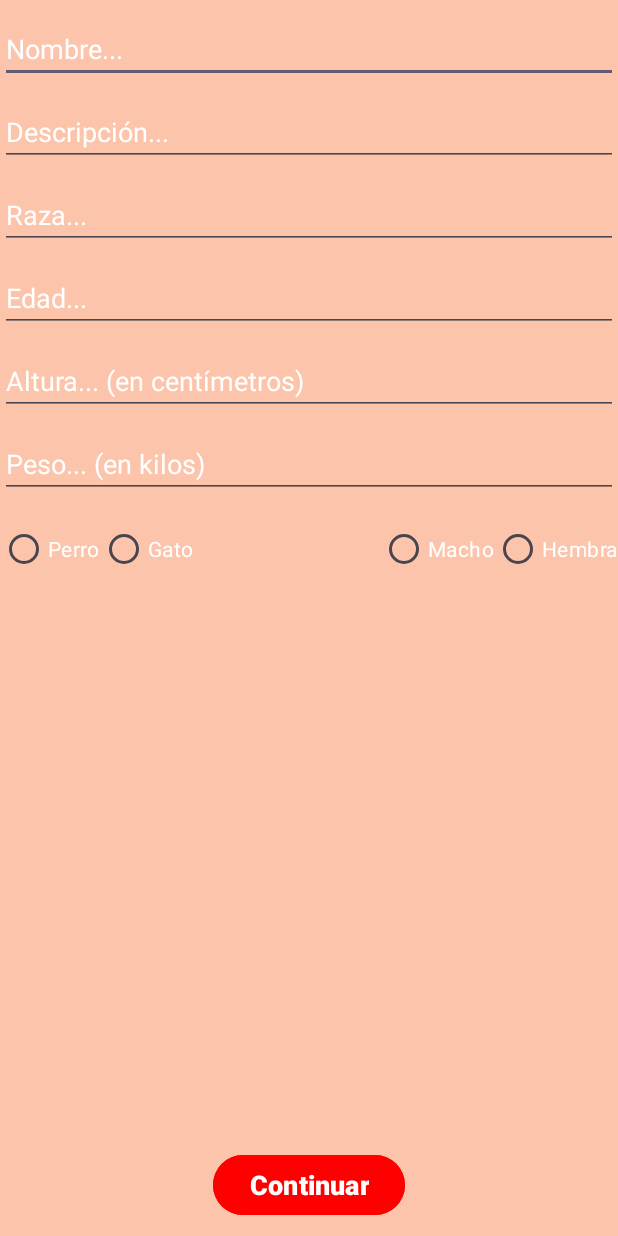
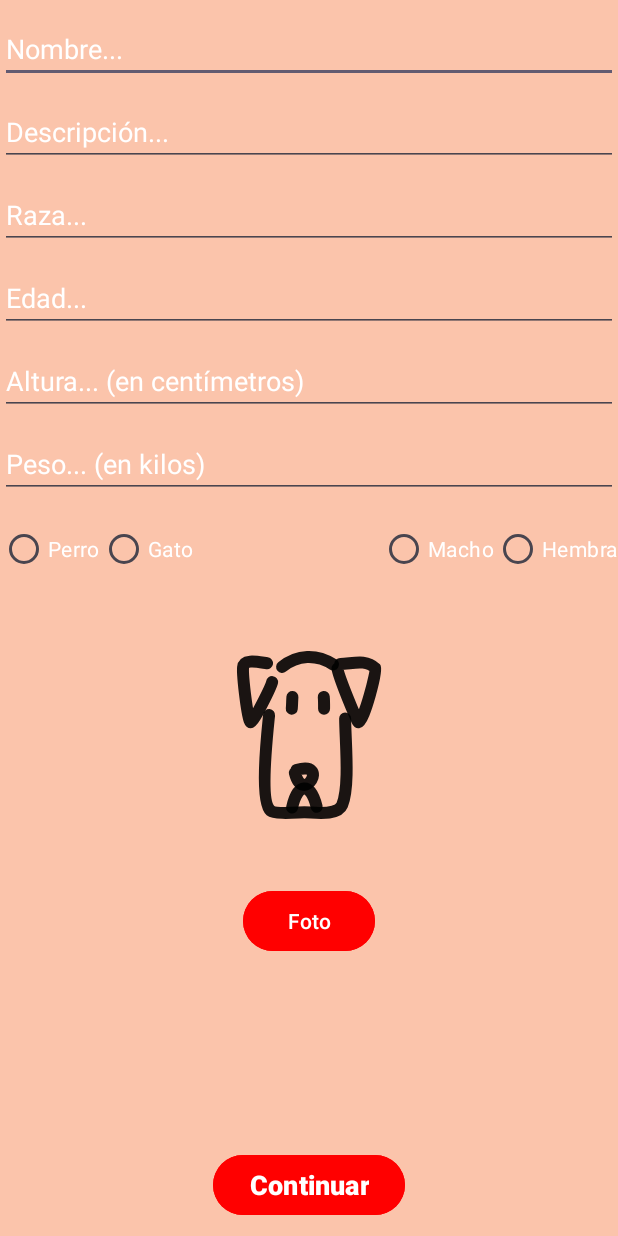
Before and after one commit to Intro-CompuMovil/Lovemal, an Android app: the RegistrarMascota screen opened directly, with no data from a screen before it, on a phone screen of 412 x 824 dp. Run offline under Robolectric (Android 15) with nearby library versions, the phone set to English and light mode, and no system bars; our stand-ins replace Firebase (no records; nobody signed in at launch, a user with empty details on screens opened directly), Picasso; 1 statement that could not run was skipped.

Commit message:
match 1v

```diff
--- a/app/build.gradle.kts
+++ b/app/build.gradle.kts
@@ -62,4 +62,7 @@ dependencies {
     testImplementation("junit:junit:4.13.2")
     androidTestImplementation("androidx.test.ext:junit:1.1.5")
     androidTestImplementation("androidx.test.espresso:espresso-core:3.5.1")
+    implementation ("com.squareup.picasso:picasso:2.71828")
+    implementation("com.google.firebase:firebase-storage-ktx:21.0.0")
+    implementation("com.google.firebase:firebase-firestore-ktx:25.0.0")
 }
--- a/app/src/main/java/com/example/lovemal/RegistrarMascota.kt
+++ b/app/src/main/java/com/example/lovemal/RegistrarMascota.kt
@@ -1,39 +1,156 @@
 package com.example.lovemal
 
+import android.app.Activity
+import android.app.ProgressDialog
 import android.content.Intent
+import android.net.Uri
 import android.os.Bundle
 import android.text.TextUtils
+import android.util.Log
+import android.view.Gravity
 import android.view.View
 import android.widget.Button
+import android.widget.ImageView
 import android.widget.TextView
 import android.widget.Toast
 import androidx.activity.enableEdgeToEdge
 import androidx.appcompat.app.AppCompatActivity
 import com.example.lovemal.databinding.ActivityRegistrarMascotaBinding
 import com.example.lovemal.models.Pet
+import com.google.firebase.auth.FirebaseAuth
 import com.google.firebase.database.DatabaseReference
 import com.google.firebase.database.FirebaseDatabase
+import com.google.firebase.firestore.FirebaseFirestore
+import com.google.firebase.storage.FirebaseStorage
+import com.google.firebase.storage.StorageReference
 import java.util.UUID
+import com.squareup.picasso.Picasso
+
 
 class RegistrarMascota : AppCompatActivity() {
+
+    lateinit var photo_pet: ImageView
+    lateinit var btn_add : Button
 
     private lateinit var currentUserUid: String
     private lateinit var binding: ActivityRegistrarMascotaBinding
 
     private val PATH_PETS = "pets/"
+    private val PATH_PROFILE_IMAGES = "profileImages/"
+    val storage_path = "profileImages/*"
+    private lateinit var mAuth: FirebaseAuth
+    private lateinit var mfirestore: FirebaseFirestore
+
     private lateinit var database: FirebaseDatabase
     private lateinit var myRef: DatabaseReference
+
+    lateinit var storageReference: StorageReference
+
+    val COD_SEL_STORAGE = 200
+    val COD_SEL_IMAGE = 300
+
+    private var imageUrl: Uri? = null
+    val photo: String = "photo"
+    val idd: String = ""
+
+    private lateinit var progressDialog: ProgressDialog
+
+
 
     override fun onCreate(savedInstanceState: Bundle?) {
         super.onCreate(savedInstanceState)
         binding = ActivityRegistrarMascotaBinding.inflate(layoutInflater)
         setContentView(binding.root)
+        storageReference = FirebaseStorage.getInstance().reference
+        photo_pet = findViewById(R.id.imgRegisDog)
+        btn_add = findViewById(R.id.btn_photo)
+
+        progressDialog = ProgressDialog(this) // Inicializar progressDialog
 
         currentUserUid = intent.getStringExtra("currentUserUid")!!
+        btn_add.setOnClickListener {
+            uploadPhoto()
+        }
 
         addPet()
 
     }
+    private fun uploadPhoto() {
+        val intent = Intent(Intent.ACTION_PICK)
+        intent.type = "image/*"
+
+        startActivityForResult(intent, COD_SEL_IMAGE)
+    }
+    override fun onActivityResult(requestCode: Int, resultCode: Int, data: Intent?) {
+        super.onActivityResult(requestCode, resultCode, data)
+
+        if (resultCode == Activity.RESULT_OK) {
+            if (requestCode == COD_SEL_IMAGE) {
+                val imageUrl: Uri? = data?.data
+                imageUrl?.let {
+                    subirPhoto(it)
+                }
+            }
+        }
+    }
+    private fun subirPhoto(imageUrl: Uri) {
+        progressDialog.setMessage("Actualizando foto")
+        progressDialog.show()
+        val rute_storage_photo = "$storage_path$photo${mAuth.uid}$idd"
+        val reference: StorageReference = storageReference.child(rute_storage_photo)
+        reference.putFile(imageUrl)
+            .addOnSuccessListener { taskSnapshot ->
+                val uriTask = taskSnapshot.storage.downloadUrl
+                uriTask.addOnSuccessListener { uri ->
+                    val downloadUri = uri.toString()
+                    val map = hashMapOf<String, Any>("photo" to downloadUri)
+                    mfirestore.collection("pet").document(idd).update(map)
+                        .addOnSuccessListener {
+                            Toast.makeText(this@RegistrarMascota, "Foto actualizada", Toast.LENGTH_SHORT).show()
+                            progressDialog.dismiss()
+                        }
+                        .addOnFailureListener { e ->
+                            Toast.makeText(this@RegistrarMascota, "Error al cargar foto", Toast.LENGTH_SHORT).show()
+                        }
+                }
+            }
+            .addOnFailureListener { e ->
+                Toast.makeText(this@RegistrarMascota, "Error al cargar foto", Toast.LENGTH_SHORT).show()
+            }
+    }
+
+    private fun getPet(id: String) {
+        mfirestore.collection("pet").document(id).get()
+            .addOnSuccessListener { documentSnapshot ->
+
+                val photoPet = documentSnapshot.getString("photo")
+
+                try {
+                    if (!photoPet.isNullOrEmpty()) {
+                        val toast = Toast.makeText(applicationContext, "Cargando foto", Toast.LENGTH_SHORT)
+                        toast.setGravity(Gravity.TOP, 0, 200)
+                        toast.show()
+                        Picasso.get()
+                            .load(photoPet)
+                            .resize(150, 150)
+                            .into(photo_pet)
+                    }
+                } catch (e: Exception) {
+                    Log.v("Error", "e: $e")
+                }
+            }
+            .addOnFailureListener { e ->
+                Toast.makeText(applicationContext, "Error al obtener los datos", Toast.LENGTH_SHORT).show()
+            }
+    }
+
+    override fun onSupportNavigateUp(): Boolean {
+        onBackPressed()
+        return false
+    }
+
+
+
 
     private fun validateForm(): Boolean {
         var valid = true
--- /dev/null
+++ b/app/src/main/res/drawable/dog_airedale_terrier_svgrepo_com.xml
@@ -0,0 +1,70 @@
+<vector xmlns:android="http://schemas.android.com/apk/res/android"
+    android:width="800dp"
+    android:height="800dp"
+    android:viewportWidth="400"
+    android:viewportHeight="400">
+  <path
+      android:pathData="M146.77,173.4C144.93,192.22 133.93,288.42 148.66,300.69C154.96,305.94 185.73,303.09 193.79,303.09C206.25,303.09 238.12,308.39 244.22,293.36C254.73,267.46 248.2,206.35 248.2,177.85"
+      android:strokeAlpha="0.9"
+      android:strokeLineJoin="round"
+      android:strokeWidth="16"
+      android:fillColor="#00000000"
+      android:strokeColor="#000000"
+      android:strokeLineCap="round"/>
+  <path
+      android:pathData="M183.19,246.69C228.58,233.4 191.93,294.19 181.1,250.39"
+      android:strokeAlpha="0.9"
+      android:strokeLineJoin="round"
+      android:strokeWidth="16"
+      android:fillColor="#00000000"
+      android:strokeColor="#000000"
+      android:strokeLineCap="round"/>
+  <path
+      android:pathData="M177.47,296.74C184.6,263.85 202.21,262.3 210.2,295.69"
+      android:strokeAlpha="0.9"
+      android:strokeLineJoin="round"
+      android:strokeWidth="16"
+      android:fillColor="#00000000"
+      android:strokeColor="#000000"
+      android:strokeLineCap="round"/>
+  <path
+      android:pathData="M144.1,104.36C131.77,102.6 113.01,98.1 112.07,109.96C111.23,120.52 118.07,183.07 122.39,183.07C126.26,183.07 150.1,134.19 150.79,129.43"
+      android:strokeAlpha="0.9"
+      android:strokeLineJoin="round"
+      android:strokeWidth="16"
+      android:fillColor="#00000000"
+      android:strokeColor="#000000"
+      android:strokeLineCap="round"/>
+  <path
+      android:pathData="M238.08,111.38C238.7,120.95 264.72,183.22 265.68,183.07C273.69,181.83 290.47,112.95 288.9,111.38C275.13,97.73 256.89,105.41 241.59,105.41"
+      android:strokeAlpha="0.9"
+      android:strokeLineJoin="round"
+      android:strokeWidth="16"
+      android:fillColor="#00000000"
+      android:strokeColor="#000000"
+      android:strokeLineCap="round"/>
+  <path
+      android:pathData="M164.13,109.3C184.38,92.45 210.49,91.96 232.02,105.85"
+      android:strokeAlpha="0.9"
+      android:strokeLineJoin="round"
+      android:strokeWidth="16"
+      android:fillColor="#00000000"
+      android:strokeColor="#000000"
+      android:strokeLineCap="round"/>
+  <path
+      android:pathData="M177.05,164.93C177.5,159.72 177.52,154.3 177.88,149.21"
+      android:strokeAlpha="0.9"
+      android:strokeLineJoin="round"
+      android:strokeWidth="16"
+      android:fillColor="#00000000"
+      android:strokeColor="#000000"
+      android:strokeLineCap="round"/>
+  <path
+      android:pathData="M220.09,164.93C220.14,159.65 220.18,154.38 219.68,149.21"
+      android:strokeAlpha="0.9"
+      android:strokeLineJoin="round"
+      android:strokeWidth="16"
+      android:fillColor="#00000000"
+      android:strokeColor="#000000"
+      android:strokeLineCap="round"/>
+</vector>
--- a/app/src/main/res/layout/activity_registrar_mascota.xml
+++ b/app/src/main/res/layout/activity_registrar_mascota.xml
@@ -118,6 +118,25 @@
             android:textColor="@color/white"/>
     </RadioGroup>
 
+    <ImageView
+        android:id="@+id/imgRegisDog"
+        android:layout_width="200sp"
+        android:layout_height="200sp"
+        android:layout_below="@+id/radioGroupMascota"
+        android:layout_centerHorizontal="true"
+        android:src="@drawable/dog_airedale_terrier_svgrepo_com"/>
+
+
+    <Button
+        android:id="@+id/btn_photo"
+        android:layout_width="wrap_content"
+        android:layout_height="wrap_content"
+        android:backgroundTint="@color/red"
+        android:layout_below="@+id/radioGroupMascota"
+        android:layout_centerHorizontal="true"
+        android:layout_marginTop="200sp"
+        android:text="Foto" />
+
     <TextView
         android:id="@+id/radioGroupError"
         android:layout_width="wrap_content"
```
Also changed, not shown: app/src/main/AndroidManifest.xml (+8 -4 lines), app/src/main/java/com/example/lovemal/Dog.kt (line endings or trailing spaces). Lines whose indentation alone changed are shown as unchanged.
